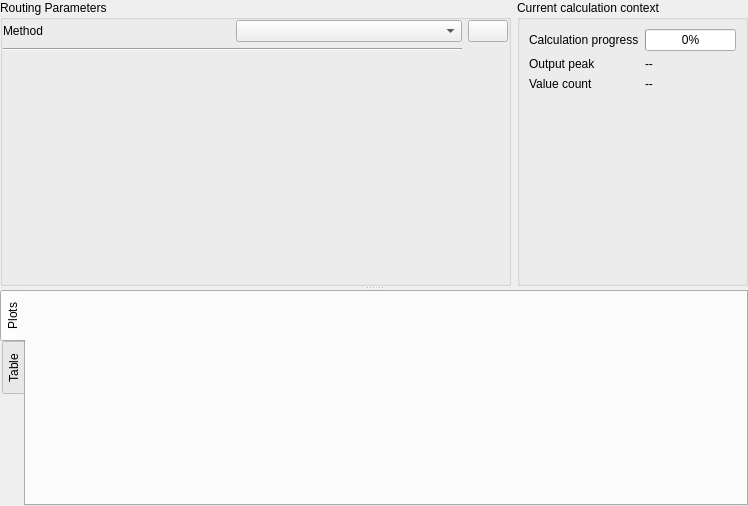
Above: src/ui/reoshydrographroutingpropertieswidget.ui from vcloarec/ReosProject before the change. Below: the same form after it.
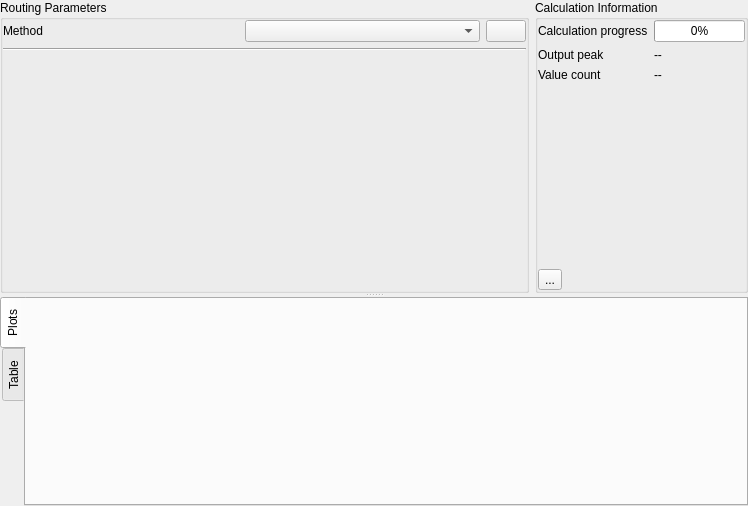
That is the form after the change. Icons and pictures are not drawn. Custom widgets are drawn as their Qt base class.

The edit to the form file:
```diff
--- a/src/ui/reoshydrographroutingpropertieswidget.ui
+++ b/src/ui/reoshydrographroutingpropertieswidget.ui
@@ -60,31 +60,6 @@
           <property name="bottomMargin">
            <number>0</number>
           </property>
-          <item row="2" column="0" colspan="2">
-           <widget class="QWidget" name="mRoutingParametersWidget" native="true">
-            <layout class="QVBoxLayout" name="verticalLayout_4">
-             <property name="leftMargin">
-              <number>0</number>
-             </property>
-             <property name="topMargin">
-              <number>0</number>
-             </property>
-             <property name="rightMargin">
-              <number>0</number>
-             </property>
-             <property name="bottomMargin">
-              <number>0</number>
-             </property>
-            </layout>
-           </widget>
-          </item>
-          <item row="1" column="0" colspan="2">
-           <widget class="Line" name="line">
-            <property name="orientation">
-             <enum>Qt::Horizontal</enum>
-            </property>
-           </widget>
-          </item>
           <item row="0" column="1">
            <widget class="QComboBox" name="mRoutingTypeCombo"/>
           </item>
@@ -96,7 +71,7 @@
            </widget>
           </item>
           <item row="0" column="2">
-           <widget class="QPushButton" name="pushButton">
+           <widget class="QPushButton" name="mRoutingDescriptionButton">
             <property name="sizePolicy">
              <sizepolicy hsizetype="Fixed" vsizetype="Fixed">
               <horstretch>0</horstretch>
@@ -112,29 +87,52 @@
             </property>
            </widget>
           </item>
+          <item row="2" column="0" colspan="3">
+           <widget class="QWidget" name="mRoutingParametersWidget" native="true">
+            <layout class="QVBoxLayout" name="verticalLayout_4">
+             <property name="leftMargin">
+              <number>0</number>
+             </property>
+             <property name="topMargin">
+              <number>0</number>
+             </property>
+             <property name="rightMargin">
+              <number>0</number>
+             </property>
+             <property name="bottomMargin">
+              <number>0</number>
+             </property>
+            </layout>
+           </widget>
+          </item>
+          <item row="1" column="0" colspan="3">
+           <widget class="Line" name="line">
+            <property name="orientation">
+             <enum>Qt::Horizontal</enum>
+            </property>
+           </widget>
+          </item>
          </layout>
         </widget>
        </item>
        <item row="0" column="1">
         <widget class="QGroupBox" name="groupBox">
          <property name="title">
-          <string>Current calculation context</string>
+          <string>Calculation Information</string>
          </property>
          <layout class="QGridLayout" name="gridLayout_4">
-          <item row="1" column="1">
-           <widget class="QLabel" name="mLabelPeak">
-            <property name="text">
-             <string>--</string>
-            </property>
-           </widget>
-          </item>
-          <item row="2" column="1">
-           <widget class="QLabel" name="mLabelValueCount">
-            <property name="text">
-             <string>--</string>
-            </property>
-           </widget>
-          </item>
+          <property name="leftMargin">
+           <number>0</number>
+          </property>
+          <property name="topMargin">
+           <number>0</number>
+          </property>
+          <property name="rightMargin">
+           <number>0</number>
+          </property>
+          <property name="bottomMargin">
+           <number>0</number>
+          </property>
           <item row="0" column="1">
            <widget class="QProgressBar" name="mProgressBar">
             <property name="value">
@@ -142,6 +140,13 @@
             </property>
            </widget>
           </item>
+          <item row="1" column="1">
+           <widget class="QLabel" name="mLabelPeak">
+            <property name="text">
+             <string>--</string>
+            </property>
+           </widget>
+          </item>
           <item row="0" column="0">
            <widget class="QLabel" name="label">
             <property name="text">
@@ -149,13 +154,6 @@
             </property>
            </widget>
           </item>
-          <item row="2" column="0">
-           <widget class="QLabel" name="label_4">
-            <property name="text">
-             <string>Value count</string>
-            </property>
-           </widget>
-          </item>
           <item row="1" column="0">
            <widget class="QLabel" name="label_2">
             <property name="text">
@@ -176,6 +174,27 @@
             </property>
            </spacer>
           </item>
+          <item row="2" column="1">
+           <widget class="QLabel" name="mLabelValueCount">
+            <property name="text">
+             <string>--</string>
+            </property>
+           </widget>
+          </item>
+          <item row="2" column="0">
+           <widget class="QLabel" name="label_4">
+            <property name="text">
+             <string>Value count</string>
+            </property>
+           </widget>
+          </item>
+          <item row="4" column="0">
+           <widget class="ReosNotificationButton" name="mNotificationButton">
+            <property name="text">
+             <string>...</string>
+            </property>
+           </widget>
+          </item>
          </layout>
         </widget>
        </item>
@@ -237,6 +256,11 @@
    <header>reostimeseriesvariabletimestepreadonlymodel.h</header>
    <container>1</container>
   </customwidget>
+  <customwidget>
+   <class>ReosNotificationButton</class>
+   <extends>QToolButton</extends>
+   <header>reosnotificationbutton.h</header>
+  </customwidget>
  </customwidgets>
  <resources>
   <include location="../../images/images.qrc"/>
```
